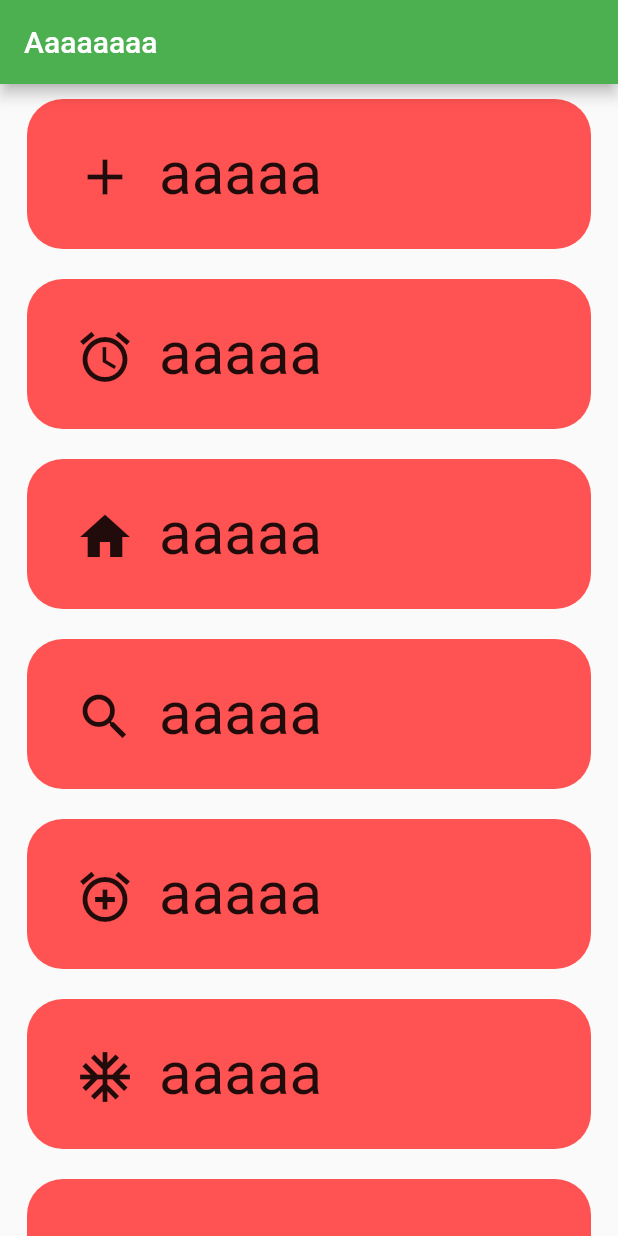
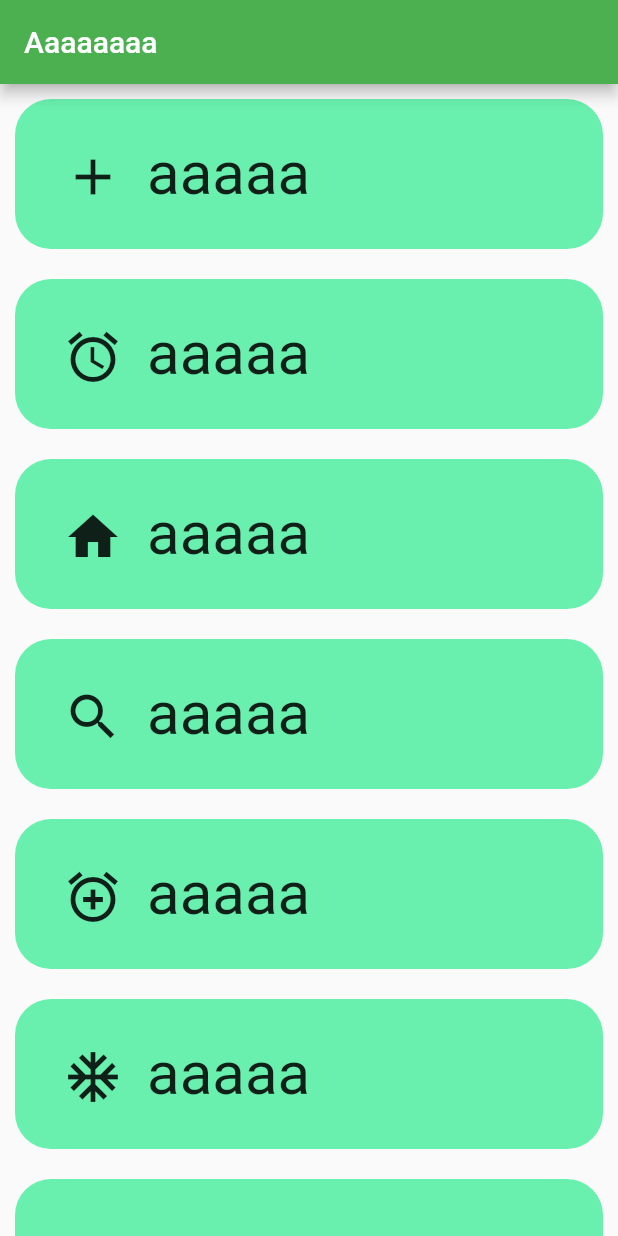
Before and after one commit to ruIlyaKiselev/hello_rectangle, a Flutter app: the screen it shows after launch, on a phone screen of 412 x 824 dp. Run offline on Flutter 3.47's test engine with Material 2 defaults, Android fonts, the phone set to English and light mode, and no system bars.

Commit message:
some UI fix

```diff
--- a/lib/category.dart
+++ b/lib/category.dart
@@ -17,7 +17,7 @@ class Category extends StatelessWidget {
       child: Container(
         decoration: BoxDecoration(
           borderRadius: BorderRadius.circular(24),
-          color: Colors.redAccent,
+          color: Colors.greenAccent,
         ),
         child: Material(
           child: InkWell(
--- a/lib/main.dart
+++ b/lib/main.dart
@@ -49,27 +49,34 @@ void main() {
     Category(Icon(Icons.sixty_fps_sharp, size: 40), Text("aaaaa", style: TextStyle(fontSize: 40),)),
   ];
 
-  runApp(
-      MaterialApp(
+  runApp(HomeScreen(_categoryList));
+}
+
+class HomeScreen extends StatelessWidget {
+
+  late List<Category> _categoryList = [];
+
+  HomeScreen(List<Category> categoryList) {
+    _categoryList = categoryList;
+  }
+
+  @override
+  Widget build(BuildContext context) {
+    return MaterialApp(
         debugShowCheckedModeBanner: false,
         home: Scaffold(
             appBar: AppBar(
               backgroundColor: Colors.green,
               title: Text("Aaaaaaaa"),
             ),
-              body: Padding(
-                  padding: const EdgeInsets.symmetric(horizontal: 8),
-                  child: OrientationBuilder(
+            body: OrientationBuilder(
                 builder: (context, orientation) {
                   return buildCategoryWidget(orientation == Orientation.portrait , _categoryList);
                 }
             )
         )
-          )
-      )
     );
-
-
+  }
 }
 
 Widget buildCategoryWidget(bool portrait, List<Category> _categoryList) {
```
Lines whose indentation alone changed are shown as unchanged.
